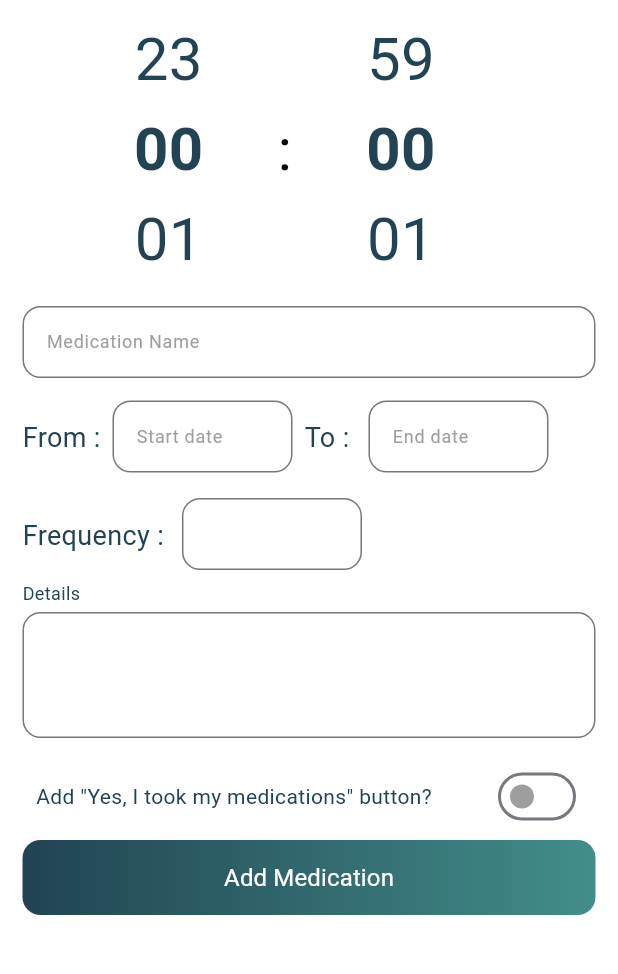
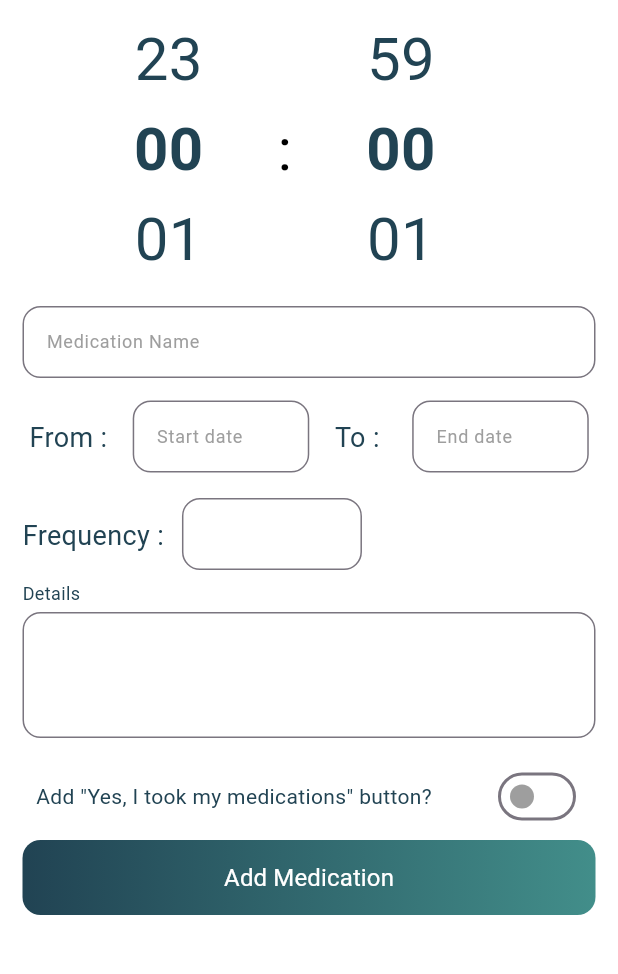
Before and after one commit to ENSIA-AI/Wise-Dose, a Flutter app: the History screen opened directly, after a tap on the "add" icon, on a phone screen of 412 x 824 dp, the part 150-1124 px from its top. Run offline on Flutter 3.47's test engine with Material 3 defaults, Android fonts, the phone set to English and light mode, and no system bars; drawn by our look-alikes of numberpicker; our stand-ins replace flutter_svg, shared_preferences, smooth_page_indicator, table_calendar; accounts and stored records are empty.

Commit message:
adjusted some dimensions

```diff
--- a/lib/views/screens/history.dart
+++ b/lib/views/screens/history.dart
@@ -47,11 +47,10 @@ class _HistoryState extends State<History> {
           getAppBar(),
           SizedBox(height: 36),
           Container(
-            padding: EdgeInsets.symmetric(horizontal: 60),
             height: 36,
             color: Colors.white,
             child: Row(
-              mainAxisAlignment: MainAxisAlignment.spaceBetween,
+              mainAxisAlignment: MainAxisAlignment.spaceEvenly,
               children: [
                 GestureDetector(
                   onTap: () {
@@ -108,7 +107,6 @@ class _HistoryState extends State<History> {
 
   Widget ReminderContanier() {
     return Container(
-      height: 145,
       margin: EdgeInsets.symmetric(horizontal: 15),
       padding: EdgeInsets.all(15),
       decoration: BoxDecoration(
@@ -142,14 +140,14 @@ class _HistoryState extends State<History> {
               ),
               Text(
                 'For Me:',
-                style: headerText,
+                style: standardText,
               ),
               SizedBox(
                 width: 4,
               ),
               Text(
                 'Paracetamol',
-                style: boldHeaderText,
+                style: boldStandardText,
               ),
             ],
           ),
--- a/lib/views/screens/medication-info.dart
+++ b/lib/views/screens/medication-info.dart
@@ -58,6 +58,7 @@ class _MedicationInfoState extends State<MedicationInfo> {
                             ),
                             SizedBox(height: 15,),
                             Row(
+                              mainAxisAlignment: MainAxisAlignment.spaceEvenly,
                               children: [
                                 Text(
                                   "From :",
@@ -65,7 +66,7 @@ class _MedicationInfoState extends State<MedicationInfo> {
                                 ),
                                 SizedBox(width: 8,),
                                 Container(
-                                  width: 120,
+                                  width: MediaQuery.of(context).size.width / 3.5,
                                   height: 50,
                                   child: CustomTextFormField(
                                     label: 'Start date',
@@ -85,7 +86,7 @@ class _MedicationInfoState extends State<MedicationInfo> {
                                 ),
                                 SizedBox(width: 8,),
                                 Container(
-                                  width: 120,
+                                  width: MediaQuery.of(context).size.width / 3.5,
                                   height: 50,
                                   child: CustomTextFormField(
                                     label: 'End date',
```
